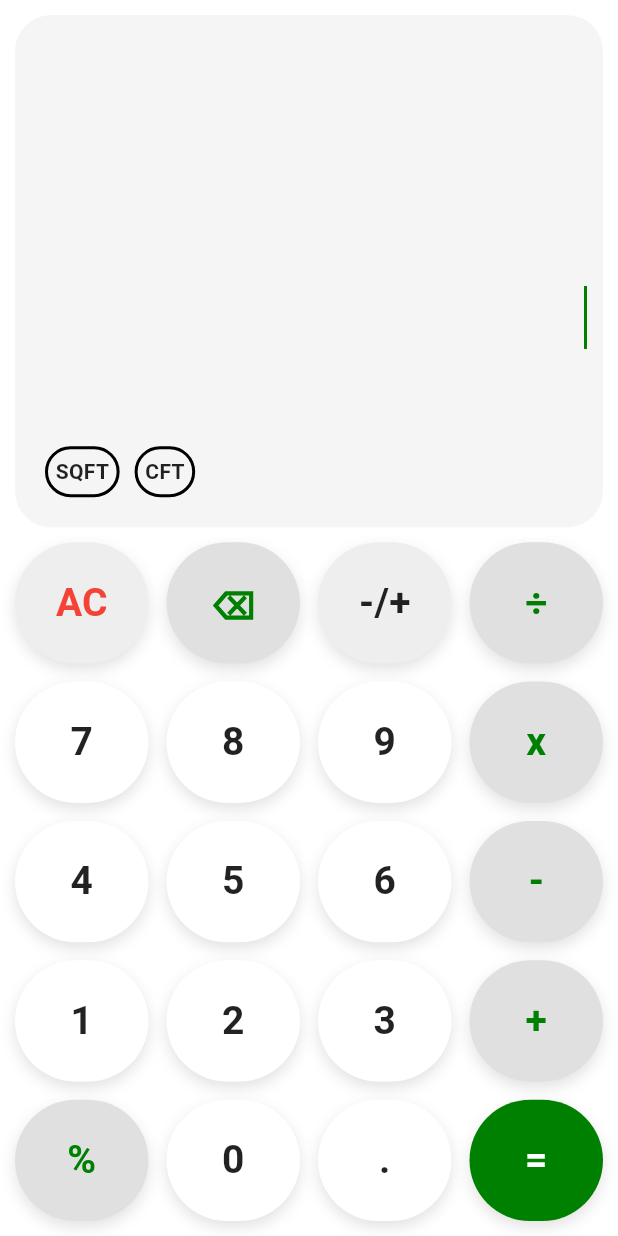
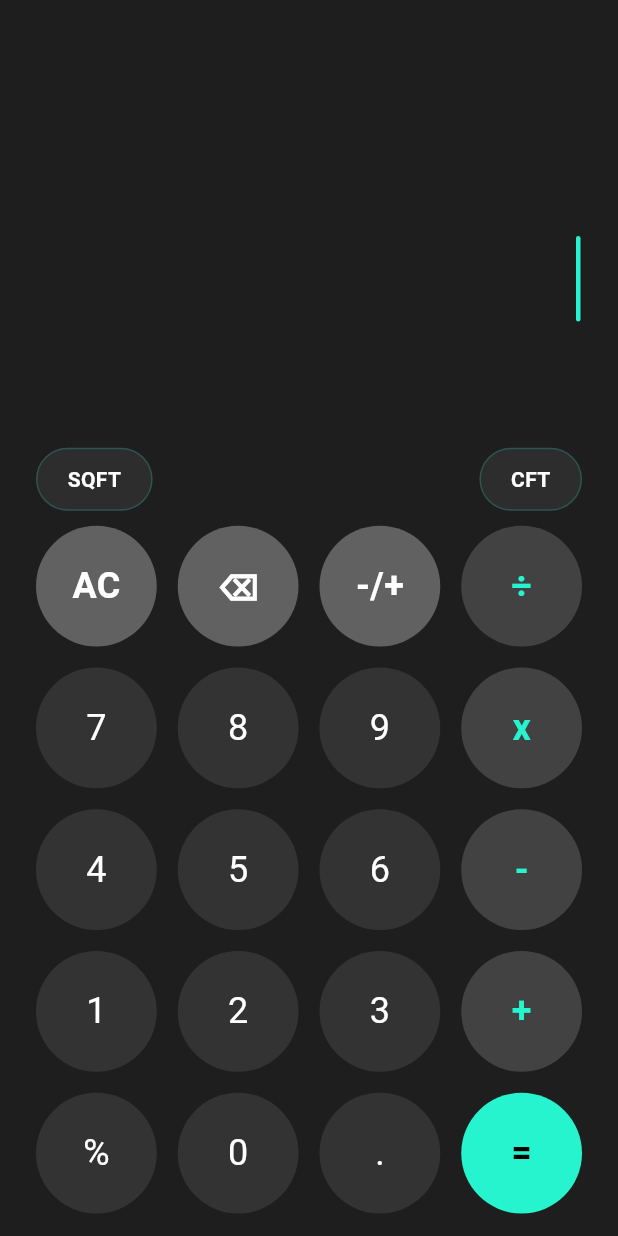
Before and after one commit to tohidkhan2464/calculator, a Flutter app: the screen it shows after launch, after a tap on "SQFT", on a phone screen of 412 x 824 dp. Run offline on Flutter 3.47's test engine with Material 3 defaults, Android fonts, the phone set to English and light mode, and no system bars; our stand-ins replace google_mobile_ads, math_expressions; network calls fail.

Commit message:
Redesign calculator UI and update Android build config
Revamps the calculator UI with a modern dark theme, new color palette, and improved button layout. Adds light and dark logo assets and updates the splash screen to use theme-based logos. Refactors theme constants for better maintainability. Updates Android build files to use Java 17, Gradle 8.7, and newer plugin versions, and adds an upload certificate. Increments app version to 2.4.0+11 and updates asset references in pubspec.yaml.

```diff
--- a/lib/home_screen.dart
+++ b/lib/home_screen.dart
@@ -292,22 +292,26 @@ class _MyHomePageState extends State<MyHomePage>
   @override
   Widget build(BuildContext context) {
     return Scaffold(
+      backgroundColor: ThemeConstants.primaryColor,
       body: SafeArea(
         child: Padding(
-          padding: const EdgeInsets.fromLTRB(10, 10, 10, 10),
+          padding: const EdgeInsets.symmetric(horizontal: 24, vertical: 10),
           child: Column(
             mainAxisAlignment: MainAxisAlignment.end,
             crossAxisAlignment: CrossAxisAlignment.stretch,
             children: [
               if (_isAdLoaded && _bannerAd != null)
-                SizedBox(
-                  width: 300,
-                  height: 50,
+                Container(
+                  alignment: Alignment.center,
+                  width: _bannerAd!.size.width.toDouble(),
+                  height: _bannerAd!.size.height.toDouble(),
+                  margin: const EdgeInsets.only(bottom: 5),
                   child: AdWidget(ad: _bannerAd!),
                 ),
               Expanded(child: _buildDisplay()),
               const SizedBox(height: 10),
               _buildButtonGrid(),
+              const SizedBox(height: 5),
             ],
           ),
         ),
@@ -315,19 +319,44 @@ class _MyHomePageState extends State<MyHomePage>
     );
   }
 
-  Widget _buildDisplay() => Container(
-        padding: const EdgeInsets.fromLTRB(10, 10, 10, 10),
-        decoration: BoxDecoration(
-          color: Colors.grey.shade100,
-          borderRadius: BorderRadius.circular(24),
-        ),
-        child: Column(
+  Widget _buildDisplay() => Column(
         mainAxisAlignment: MainAxisAlignment.end,
         crossAxisAlignment: CrossAxisAlignment.end,
         children: [
           Expanded(
-              child: Align(
+            child: LayoutBuilder(
+              builder: (context, constraints) {
+                double fontSize = 38.0;
+                final text = _expressionController.text;
+
+                if (text.isNotEmpty) {
+                  TextStyle style = TextStyle(
+                    fontSize: fontSize,
+                    fontWeight: FontWeight.w300,
+                  );
+                  TextPainter textPainter = TextPainter(
+                    text: TextSpan(text: text, style: style),
+                    textDirection: TextDirection.ltr,
+                    maxLines: 1,
+                  );
+                  textPainter.layout();
+
+                  while (textPainter.width > constraints.maxWidth &&
+                      fontSize > 20) {
+                    fontSize -= 2;
+                    style = TextStyle(
+                      fontSize: fontSize,
+                      fontWeight: FontWeight.w300,
+                    );
+                    textPainter.text = TextSpan(text: text, style: style);
+                    textPainter.layout();
+                  }
+                }
+
+                return Align(
                   alignment: Alignment.bottomRight,
+                  child: SingleChildScrollView(
+                    reverse: true,
                     child: TextField(
                       controller: _expressionController,
                       textAlign: TextAlign.right,
@@ -338,16 +367,19 @@ class _MyHomePageState extends State<MyHomePage>
                       scrollController: _expressionScrollController,
                       onTapOutside: (event) =>
                           FocusScope.of(context).requestFocus(),
-                  style: const TextStyle(
-                    fontSize: 28,
-                    fontWeight: FontWeight.w500,
+                      style: TextStyle(
+                        fontSize: fontSize,
+                        fontWeight: FontWeight.w300,
+                        color: ThemeConstants.textColor,
                       ),
                       decoration: const InputDecoration(
                         border: InputBorder.none,
+                        contentPadding: EdgeInsets.zero,
                       ),
                       showCursor: true,
                       cursorColor: ThemeConstants.accentColor,
-                  cursorWidth: 2.0,
+                      cursorWidth: 3.0,
+                      cursorRadius: const Radius.circular(2),
                       onChanged: (value) {
                         setState(() {
                           _calculateResult();
@@ -356,163 +388,111 @@ class _MyHomePageState extends State<MyHomePage>
                       },
                     ),
                   ),
+                );
+              },
+            ),
           ),
           const SizedBox(height: 5),
           LayoutBuilder(
             builder: (context, constraints) {
-                double resultFontSize = 36;
-                TextSpan resultSpan = TextSpan(
-                  text: _result,
-                  style: TextStyle(
+              double resultFontSize = 48;
+              if (_result.isNotEmpty) {
+                TextStyle style = TextStyle(
                   fontSize: resultFontSize,
                   fontWeight: FontWeight.bold,
-                    color: _hasError ? Colors.red : ThemeConstants.accentColor,
-                  ),
+                  color: _hasError
+                      ? ThemeConstants.errorColor
+                      : ThemeConstants.accentColor,
                 );
+                TextPainter textPainter = TextPainter(
+                  text: TextSpan(text: _result, style: style),
+                  textDirection: TextDirection.ltr,
+                  maxLines: 1,
+                );
+                textPainter.layout();
 
-                TextPainter resultPainter = TextPainter(
-                  text: resultSpan,
-                  textDirection: TextDirection.ltr,
-                  textAlign: TextAlign.right,
+                while (textPainter.width > constraints.maxWidth &&
+                    resultFontSize > 20) {
+                  resultFontSize -= 2;
+                  style = TextStyle(
+                    fontSize: resultFontSize,
+                    fontWeight: FontWeight.w300,
                   );
-
-                resultPainter.layout(maxWidth: constraints.maxWidth);
-
-                while (resultPainter.width > constraints.maxWidth &&
-                    resultFontSize > 18) {
-                  resultFontSize -= 2;
-                  resultSpan = TextSpan(
-                    text: _result,
-                    style: TextStyle(
-                      fontSize: resultFontSize,
-                      fontWeight: FontWeight.bold,
-                      color:
-                          _hasError ? Colors.red : ThemeConstants.accentColor,
-                    ),
-                  );
-                  resultPainter.text = resultSpan;
-                  resultPainter.layout(maxWidth: constraints.maxWidth);
+                  textPainter.text = TextSpan(text: _result, style: style);
+                  textPainter.layout();
                 }
-
-                return SingleChildScrollView(
+              }
+              return Align(
+                alignment: Alignment.bottomRight,
+                child: SingleChildScrollView(
                   scrollDirection: Axis.horizontal,
                   reverse: true,
                   child: AnimatedContainer(
-                    duration: const Duration(milliseconds: 100),
-                    curve: Curves.easeInOut,
+                    duration: const Duration(milliseconds: 200),
+                    curve: Curves.easeOut,
                     child: Text(
                       _result,
                       style: TextStyle(
                         fontSize: resultFontSize,
                         fontWeight: FontWeight.bold,
-                        color:
-                            _hasError ? Colors.red : ThemeConstants.accentColor,
+                        color: _hasError
+                            ? ThemeConstants.errorColor
+                            : ThemeConstants.accentColor,
                       ),
                       textAlign: TextAlign.right,
+                    ),
                   ),
                 ),
               );
             },
           ),
-            Padding(
-              padding: const EdgeInsets.only(left: 10, bottom: 10),
-              child: Row(
-                mainAxisAlignment: MainAxisAlignment.start,
-                crossAxisAlignment: CrossAxisAlignment.start,
+          const SizedBox(height: 10),
+          Row(
+            mainAxisAlignment: MainAxisAlignment.spaceBetween,
             children: [
-                  GestureDetector(
-                    onTap: () => _buttonPressed('SQFT'),
-                    child: TweenAnimationBuilder(
-                      tween: Tween<double>(begin: 0.0, end: 1.0),
-                      duration: const Duration(milliseconds: 200),
-                      builder: (context, double value, child) {
-                        return Transform.scale(
-                          scale: value,
-                          child: child,
+              _buildUnitButton('SQFT'),
+              _buildUnitButton('CFT'),
+            ],
+          ),
+        ],
       );
-                      },
+
+  Widget _buildUnitButton(String label) {
+    return GestureDetector(
+      onTap: () => _buttonPressed(label),
       child: Container(
+        padding: const EdgeInsets.symmetric(horizontal: 20, vertical: 10),
         decoration: BoxDecoration(
-                          color: _getButtonColor(ButtonType.calculations),
-                          borderRadius: BorderRadius.circular(100),
+          color: ThemeConstants.secondaryColor,
+          borderRadius: BorderRadius.circular(30),
           border: Border.all(
-                            color: const Color.fromARGB(255, 0, 0, 0),
-                            width: 2,
+            color: ThemeConstants.accentColor.withOpacity(0.2),
+            width: 1,
           ),
         ),
-                        child: Padding(
-                          padding: const EdgeInsets.all(5.0),
-                          child: Center(
         child: Text(
-                              'SQFT',
-                              style: TextStyle(
+          label,
+          style: const TextStyle(
             fontSize: 14,
             fontWeight: FontWeight.bold,
-                                color: _getTextColor(
-                                    ButtonType.calculations, 'SQFT'),
+            color: ThemeConstants.textColor,
           ),
         ),
       ),
-                        ),
-                      ),
-                    ),
-                  ),
-                  const SizedBox(width: 10),
-                  GestureDetector(
-                    onTap: () => _buttonPressed('CFT'),
-                    child: TweenAnimationBuilder(
-                      tween: Tween<double>(begin: 0.0, end: 1.0),
-                      duration: const Duration(milliseconds: 200),
-                      builder: (context, double value, child) {
-                        return Transform.scale(
-                          scale: value,
-                          child: child,
     );
-                      },
-                      child: Container(
-                        decoration: BoxDecoration(
-                          color: _getButtonColor(ButtonType.calculations),
-                          borderRadius: BorderRadius.circular(100),
-                          border: Border.all(
-                            color: const Color.fromARGB(255, 0, 0, 0),
-                            width: 2,
-                          ),
-                        ),
-                        child: Padding(
-                          padding: const EdgeInsets.all(5.0),
-                          child: Center(
-                            child: Text(
-                              'CFT',
-                              style: TextStyle(
-                                fontSize: 14,
-                                fontWeight: FontWeight.bold,
-                                color: _getTextColor(
-                                    ButtonType.calculations, 'CFT'),
-                              ),
-                            ),
-                          ),
-                        ),
-                      ),
-                    ),
-                  ),
-                ],
-              ),
-            ),
-          ],
-        ),
-      );
+  }
 
   Widget _buildButtonGrid() {
     return GridView.count(
       shrinkWrap: true,
       physics: const NeverScrollableScrollPhysics(),
       crossAxisCount: 4,
-      childAspectRatio: 1.1,
-      mainAxisSpacing: 12,
-      crossAxisSpacing: 12,
+      childAspectRatio: 1.0, // Make buttons perfectly circular
+      mainAxisSpacing: 14,
+      crossAxisSpacing: 14,
       children: [
         _buildButton("AC", ButtonType.function),
-        _buildButton("⌫", ButtonType.operator),
+        _buildButton("⌫", ButtonType.function),
         _buildButton("-/+", ButtonType.function),
         _buildButton("÷", ButtonType.operator),
         _buildButton("7", ButtonType.number),
@@ -527,7 +507,7 @@ class _MyHomePageState extends State<MyHomePage>
         _buildButton("2", ButtonType.number),
         _buildButton("3", ButtonType.number),
         _buildButton("+", ButtonType.operator),
-        _buildButton("%", ButtonType.operator),
+        _buildButton("%", ButtonType.number),
         _buildButton("0", ButtonType.number),
         _buildButton(".", ButtonType.number),
         _buildButton("=", ButtonType.equals),
@@ -538,35 +518,19 @@ class _MyHomePageState extends State<MyHomePage>
   Widget _buildButton(String value, ButtonType type) {
     return GestureDetector(
       onTap: () => _buttonPressed(value),
-      child: TweenAnimationBuilder(
-        tween: Tween<double>(begin: 0.0, end: 1.0),
-        duration: const Duration(milliseconds: 200),
-        builder: (context, double value, child) {
-          return Transform.scale(
-            scale: value,
-            child: child,
-          );
-        },
       child: Container(
         decoration: BoxDecoration(
           color: _getButtonColor(type),
-            borderRadius: BorderRadius.circular(100),
-            boxShadow: [
-              BoxShadow(
-                color: Colors.grey.withOpacity(0.3),
-                blurRadius: 8,
-                offset: const Offset(0, 4),
-              ),
-            ],
+          shape: BoxShape.circle,
         ),
         child: Center(
           child: Text(
             value,
             style: TextStyle(
-                fontSize: 26,
-                fontWeight: FontWeight.bold,
+              fontSize: 24,
+              fontWeight:
+                  type == ButtonType.number ? FontWeight.w400 : FontWeight.bold,
               color: _getTextColor(type, value),
-              ),
             ),
           ),
         ),
@@ -577,32 +541,32 @@ class _MyHomePageState extends State<MyHomePage>
   Color _getButtonColor(ButtonType type) {
     switch (type) {
       case ButtonType.function:
-        return Colors.grey.shade200;
+        return ThemeConstants.btnFunction;
       case ButtonType.operator:
-        return Colors.grey.shade300;
+        return ThemeConstants.btnOperator;
       case ButtonType.equals:
         return ThemeConstants.accentColor;
       case ButtonType.calculations:
-        return Colors.transparent;
+        return ThemeConstants.secondaryColor;
       case ButtonType.number:
       default:
-        return Colors.white;
+        return ThemeConstants.btnNumber;
     }
   }
 
   Color _getTextColor(ButtonType type, String value) {
     switch (type) {
       case ButtonType.function:
-        return value == "AC" ? Colors.red : Colors.black87;
+        return ThemeConstants.textColor;
       case ButtonType.operator:
         return ThemeConstants.accentColor;
       case ButtonType.equals:
-        return Colors.white;
+        return Colors.black;
       case ButtonType.calculations:
-        return Colors.black87;
+        return ThemeConstants.textColor;
       case ButtonType.number:
       default:
-        return Colors.black87;
+        return ThemeConstants.textColor;
     }
   }
 }
--- a/lib/splash_screen.dart
+++ b/lib/splash_screen.dart
@@ -36,7 +36,7 @@ class SplashScreenState extends State<SplashScreen>
     _animationController.forward();
 
     Timer(
-      const Duration(seconds: 2),
+      const Duration(milliseconds: 1000),
       () {
         Navigator.pushReplacement(
           context,
@@ -72,15 +72,17 @@ class SplashScreenState extends State<SplashScreen>
 
   @override
   Widget build(BuildContext context) {
+    var currentTheme = Theme.of(context);
     return Scaffold(
+      backgroundColor: ThemeConstants.primaryColor,
       body: Container(
         decoration: const BoxDecoration(
           gradient: LinearGradient(
             begin: Alignment.topLeft,
             end: Alignment.bottomRight,
             colors: [
-              Colors.white,
               ThemeConstants.secondaryColor,
+              ThemeConstants.primaryColor,
             ],
           ),
         ),
@@ -91,19 +93,26 @@ class SplashScreenState extends State<SplashScreen>
               ScaleTransition(
                 scale: _animation,
                 child: SizedBox(
-                  height: 100,
-                  child: Image.asset('logo/logo.png'),
+                  height: 120, // Slightly larger logo
+                  child: currentTheme == ThemeData.light()
+                      ? Image.asset(
+                          'logo/logo_light.png',
+                        )
+                      : Image.asset(
+                          'logo/logo_dark.png',
+                        ), // Tint logo
                 ),
               ),
-              const SizedBox(height: 20),
+              const SizedBox(height: 24),
               FadeTransition(
                 opacity: _animation,
                 child: const Text(
                   'Calculator',
                   style: TextStyle(
-                    fontSize: 24,
+                    fontSize: 32,
                     fontWeight: FontWeight.bold,
-                    color: ThemeConstants.accentColor,
+                    color: ThemeConstants.textColor,
+                    letterSpacing: 1.2,
                   ),
                 ),
               ),
--- a/lib/theme_constants.dart
+++ b/lib/theme_constants.dart
@@ -1,19 +1,32 @@
 import 'package:flutter/material.dart';
 
 class ThemeConstants {
-  static const Color accentColor = Color(0xFF008000);
-  static const Color secondaryColor = Color(0xFFE8F5E9);
-  static const Color errorColor = Color(0xFFD32F2F);
+  // Modern Palette
+  static const Color primaryColor = Color(0xFF1E1E1E); // Dark Grey Background
+  static const Color secondaryColor =
+      Color(0xFF2D2D2D); // Lighter Grey for cards/buttons
+  static const Color accentColor = Color(0xFF26F4CE); // Vibrant Mint/Cyan
+  static const Color errorColor = Color(0xFFFF5252); // Soft Red
+  static const Color textColor = Colors.white;
+  static const Color secondaryTextColor = Color(0xFFB3B3B3);
+
+  // Button Colors
+  static const Color btnNumber = Color(0xFF333333);
+  static const Color btnOperator = Color(0xFF424242);
+  static const Color btnFunction = Color(0xFF616161);
 
   static ThemeData lightTheme = ThemeData(
+    useMaterial3: true,
     colorScheme: ColorScheme.fromSeed(
       seedColor: accentColor,
       brightness: Brightness.light,
+      surface: const Color(0xFFF5F5F5),
+      onSurface: Colors.black,
     ),
+    scaffoldBackgroundColor: const Color(0xFFF5F5F5),
     fontFamily: 'Roboto',
-    scaffoldBackgroundColor: Colors.white,
     appBarTheme: const AppBarTheme(
-      color: Colors.white,
+      color: Color(0xFFF5F5F5),
       elevation: 0,
       iconTheme: IconThemeData(color: Colors.black87),
       titleTextStyle: TextStyle(
@@ -25,11 +38,19 @@ class ThemeConstants {
   );
 
   static ThemeData darkTheme = ThemeData(
+    useMaterial3: true,
     colorScheme: ColorScheme.fromSeed(
       seedColor: accentColor,
       brightness: Brightness.dark,
+      surface: primaryColor,
+      onSurface: textColor,
     ),
+    scaffoldBackgroundColor: primaryColor,
     fontFamily: 'Roboto',
-    scaffoldBackgroundColor: Colors.black87,
+    iconTheme: const IconThemeData(color: textColor),
+    textTheme: const TextTheme(
+      bodyMedium: TextStyle(color: textColor),
+      bodyLarge: TextStyle(color: textColor),
+    ),
   );
 }
--- a/pubspec.yaml
+++ b/pubspec.yaml
@@ -16,7 +16,7 @@ publish_to: 'none' # Remove this line if you wish to publish to pub.dev
 # https://developer.apple.com/library/archive/documentation/General/Reference/InfoPlistKeyReference/Articles/CoreFoundationKeys.html
 # In Windows, build-name is used as the major, minor, and patch parts
 # of the product and file versions while build-number is used as the build suffix.
-version: 2.4.0+10
+version: 2.4.0+11
 
 environment:
   sdk: '>=3.4.3 <4.0.0'
@@ -69,6 +69,8 @@ flutter:
   assets:
      - logo/logo.jpeg
      - logo/logo.png
+     - logo/logo_light.png
+     - logo/logo_dark.png
 
   # An image asset can refer to one or more resolution-specific "variants", see
   # https://flutter.dev/assets-and-images/#resolution-aware
```
Also changed, not shown: logo/logo_dark.png (added), logo/logo_light.png (added), pubspec.lock, 5 other files. Lines whose indentation alone changed are shown as unchanged.
